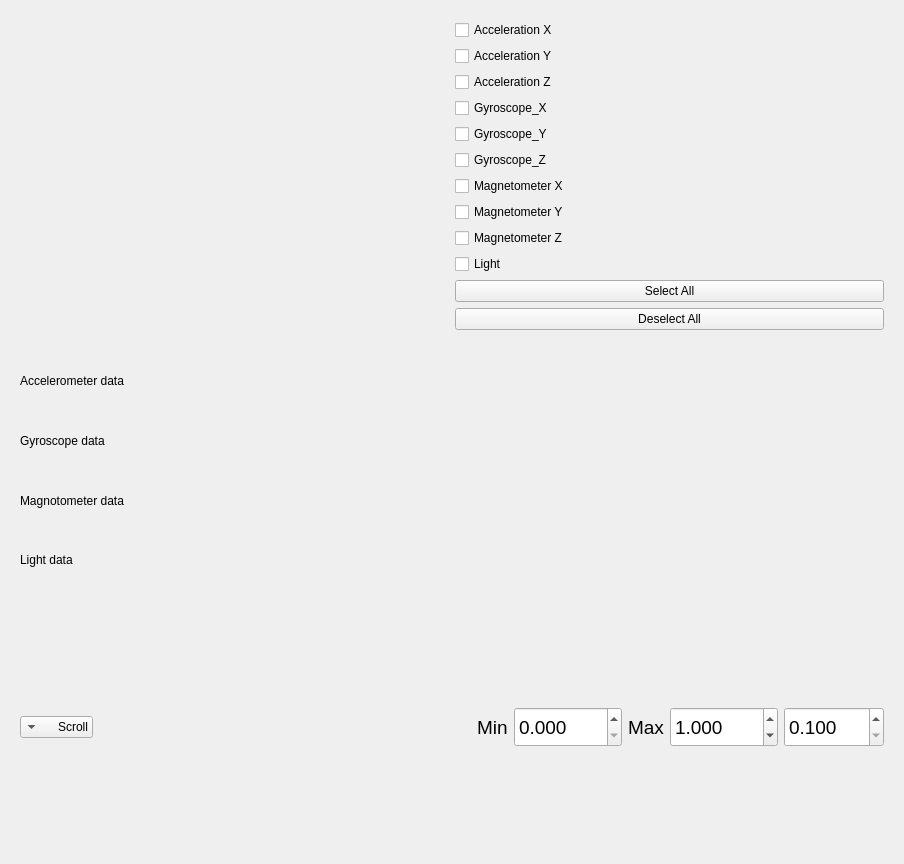
Old version of the form frontend/SmartDotGraph.ui in the repository YCP-Rev-Metrix/BallSpinner-Controller-v2.
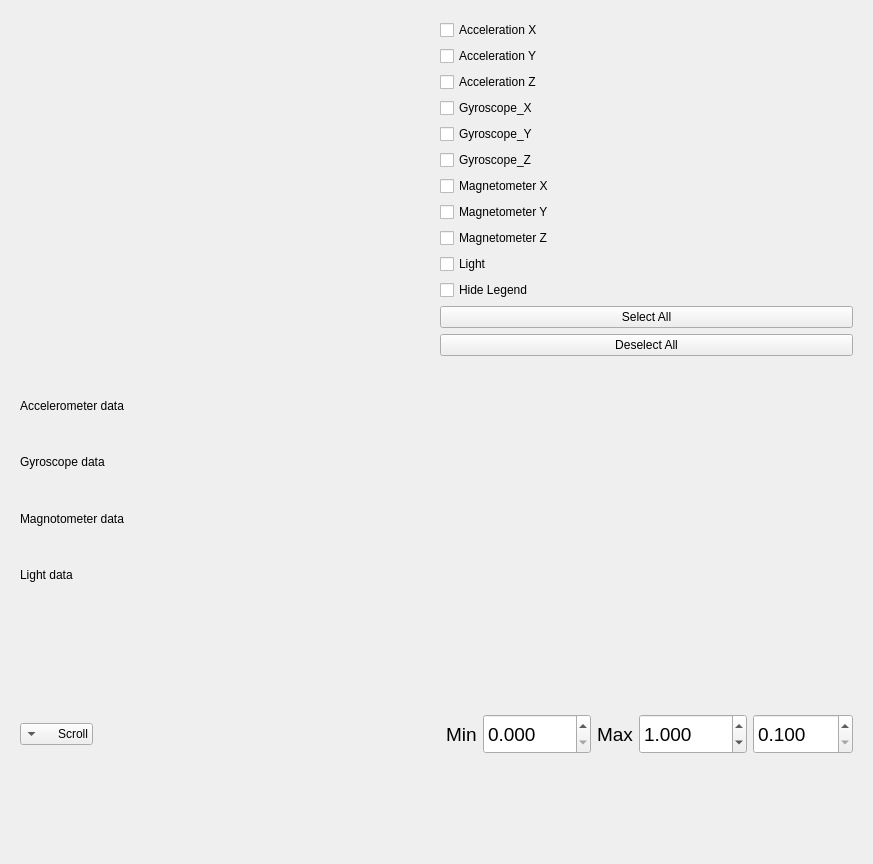
New version of the form. Custom widgets are drawn as their Qt base class.

Commit message: smart dot graph colors

Patch:
```diff
--- a/frontend/SmartDotGraph.ui
+++ b/frontend/SmartDotGraph.ui
@@ -6,7 +6,7 @@
    <rect>
     <x>0</x>
     <y>0</y>
-    <width>904</width>
+    <width>873</width>
     <height>864</height>
    </rect>
   </property>
@@ -18,7 +18,7 @@
     <widget class="QWidget" name="widgetContainer" native="true">
      <layout class="QHBoxLayout" name="horizontalLayout">
       <item>
-    <widget class="PlotWidget" name="grphSmartDot" native="true"/>
+       <widget class="PlotWidget" name="grphSmartDot" native="true"/>
       </item>
       <item>
        <layout class="QVBoxLayout" name="verticalLayout">
@@ -92,6 +92,13 @@
           </property>
          </widget>
         </item>
+        <item>
+         <widget class="QCheckBox" name="chkHideLegend">
+          <property name="text">
+           <string>Hide Legend</string>
+          </property>
+         </widget>
+        </item>
         <item>
          <widget class="QPushButton" name="btnSelectAll">
           <property name="text">
```
Left out of the diff: 39 changed lines with no effect on the pictures. The commit also changes 2 other files.
